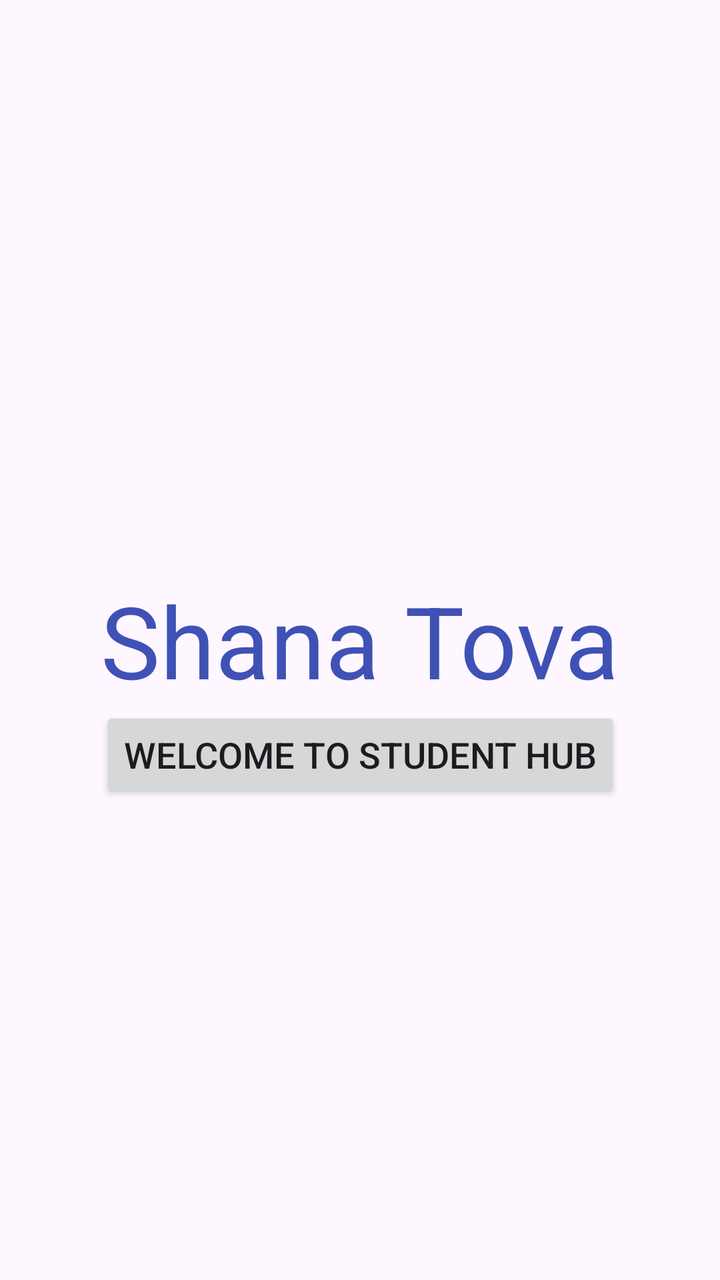
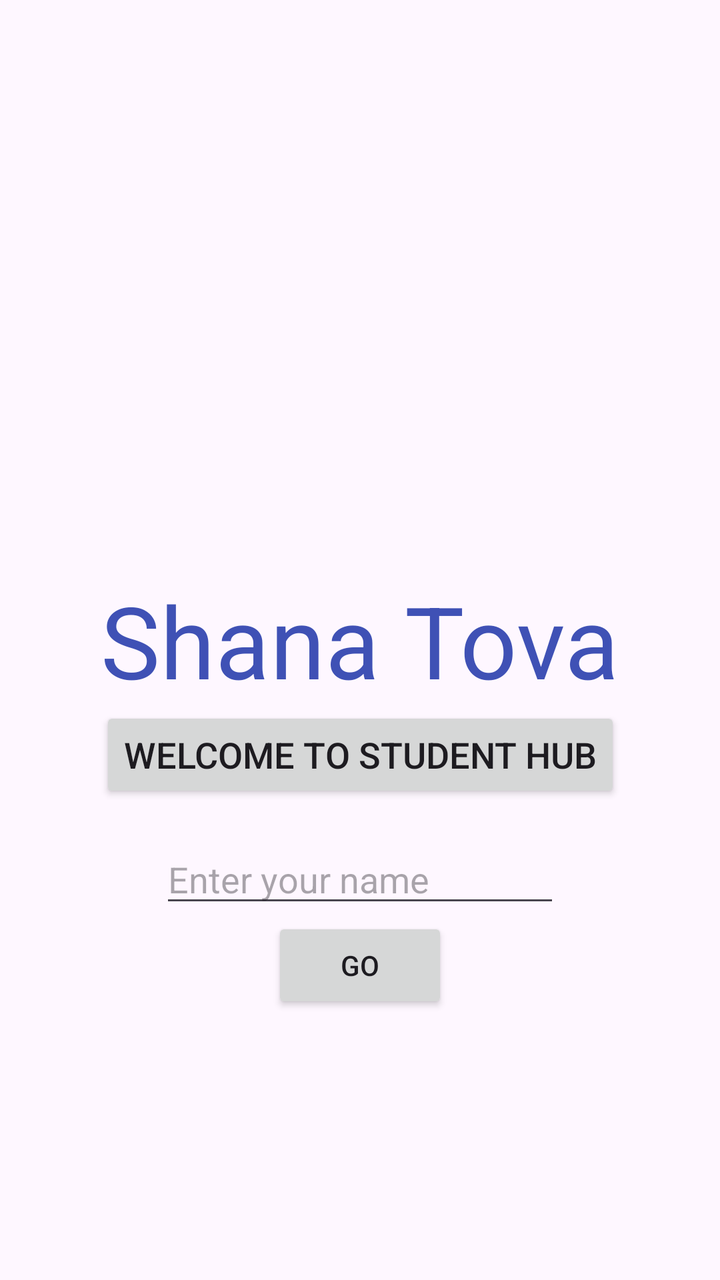

Compare the two renders of this Android layout. The source of the first and the diff that turns it into the second are given below.
<!-- AndroidManifest.xml: application theme Theme.StudentHubApp -->
<!-- res/layout/activity_main.xml -->
<?xml version="1.0" encoding="utf-8"?>
<androidx.constraintlayout.widget.ConstraintLayout xmlns:android="http://schemas.android.com/apk/res/android"
    xmlns:app="http://schemas.android.com/apk/res-auto"
    xmlns:tools="http://schemas.android.com/tools"
    android:id="@+id/main"
    android:layout_width="match_parent"
    android:layout_height="match_parent"
    tools:context=".MainActivity">

    <TextView
        android:id="@+id/titleText"
        android:layout_width="wrap_content"
        android:layout_height="wrap_content"
        android:text="Shana Tova"
        android:textColor="#3F51B5"
        android:textSize="50sp"
        app:layout_constraintBottom_toBottomOf="parent"
        app:layout_constraintEnd_toEndOf="parent"
        app:layout_constraintStart_toStartOf="parent"
        app:layout_constraintTop_toTopOf="parent" />
    <Button
        android:id="@+id/subtitleButton"
        android:layout_width="wrap_content"
        android:layout_height="wrap_content"
        android:text="Welcome to Student Hub"
        android:textSize="18sp"
        app:layout_constraintEnd_toEndOf="parent"
        app:layout_constraintStart_toStartOf="parent"
        app:layout_constraintTop_toBottomOf="@id/titleText" />

</androidx.constraintlayout.widget.ConstraintLayout>
<!-- resources referenced by this layout -->
<resources>
  <style name="Theme.StudentHubApp" parent="Base.Theme.StudentHubApp" />
  <style name="Base.Theme.StudentHubApp" parent="Theme.Material3.DayNight.NoActionBar">
          
          
      </style>
</resources>

<!-- the commit's change to res/layout/activity_main.xml (unified diff, before → after) -->
@@ -27,5 +27,23 @@
         app:layout_constraintEnd_toEndOf="parent"
         app:layout_constraintStart_toStartOf="parent"
         app:layout_constraintTop_toBottomOf="@id/titleText" />
+    <EditText
+        android:id="@+id/nameInput"
+        android:layout_width="200dp"
+        android:layout_height="wrap_content"
+        android:layout_marginTop="16dp"
+        android:hint="Enter your name"
+        android:inputType="text"
+        app:layout_constraintEnd_toEndOf="parent"
+        app:layout_constraintStart_toStartOf="parent"
+        app:layout_constraintTop_toBottomOf="@id/subtitleButton" />
+    <Button
+        android:id="@+id/goButton"
+        android:layout_width="wrap_content"
+        android:layout_height="wrap_content"
+        android:text="Go"
+        app:layout_constraintEnd_toEndOf="parent"
+        app:layout_constraintStart_toStartOf="parent"
+        app:layout_constraintTop_toBottomOf="@id/nameInput" />
 
 </androidx.constraintlayout.widget.ConstraintLayout>
